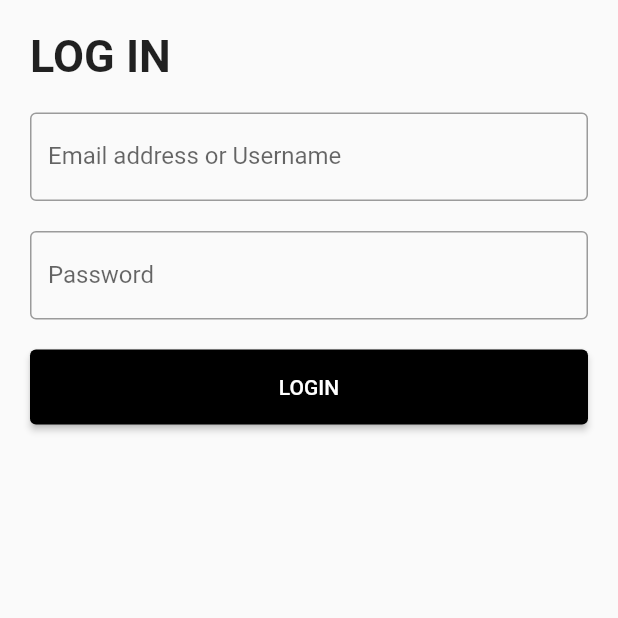
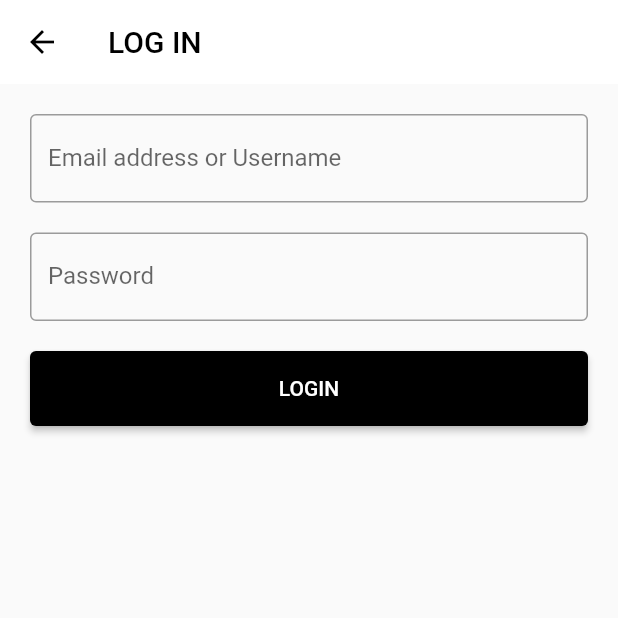
Before and after one commit to ArayaSK/Sensoria, a Flutter app: the screen it shows after launch, after a tap on "LogIn", on a phone screen of 412 x 824 dp, the top half of it. Run offline on Flutter 3.47's test engine with Material 2 defaults, Android fonts, the phone set to English and light mode, and no system bars.

Commit message:
first version

```diff
--- a/lib/login.dart
+++ b/lib/login.dart
@@ -5,18 +5,25 @@ void main() => runApp(const Login());
 class Login extends StatelessWidget {
   const Login({Key? key}) : super(key: key);
 
-  @optionalTypeArgs
-  static Future<T?> push<T extends Object?>(BuildContext context, Route<T> route) {
-    return Navigator.of(context).push(route);
-  }
 
   @override
   Widget build(BuildContext context) {
-    return MaterialApp(
-      home: Scaffold(
+    //return MaterialApp(
+      return Scaffold(
+        appBar: AppBar(
+          automaticallyImplyLeading: true,
+            //`true` if you want Flutter to automatically add Back Button when needed,
+            //or `false` if you want to force your own back button every where
+
+             backgroundColor: Colors.white,
+            title: Text('LOG IN', style: TextStyle(color: Colors.black),),
+            elevation: 0,
+          leading: IconButton(icon:Icon(Icons.arrow_back, color: Colors.black),
+          onPressed:() => Navigator.pop(context, false),
+          )
+        ),
         body: const MyStatefulWidget(),
-      ),
-    );
+      );
   }
 }
 
@@ -37,7 +44,7 @@ class _MyStatefulWidgetState extends State<MyStatefulWidget> {
         padding: const EdgeInsets.all(10),
         child: ListView(
           children: <Widget>[
-
+            /*
             Container(
                 alignment: Alignment.topLeft,
                 padding: const EdgeInsets.all(10),
@@ -45,6 +52,7 @@ class _MyStatefulWidgetState extends State<MyStatefulWidget> {
                   'LOG IN',
                   style: TextStyle(fontSize: 30, fontWeight: FontWeight.bold),
                 )),
+             */
             Container(
               padding: const EdgeInsets.all(10),
               child: TextField(
@@ -82,6 +90,7 @@ class _MyStatefulWidgetState extends State<MyStatefulWidget> {
                 )
             ),
           ],
-        ));
+        )
+    );
   }
 }
```
Also changed, not shown: lib/Register.dart (+20 -6 lines), lib/main.dart (+11 -4 lines).
